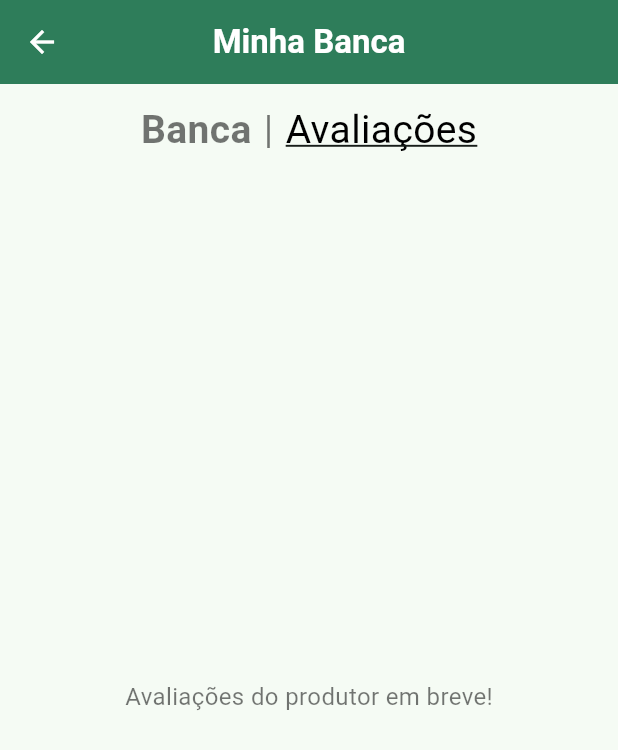
After one commit to Piintoziz/Computa-o_M-vel, a Flutter app: the MinhaBancaPage screen opened by its route, after a tap on "Avaliações", on a phone screen of 412 x 824 dp. The commit adds this screen. Shown: the top 750 px of the screen. Run offline on Flutter 3.47's test engine with Material 3 defaults, Android fonts, the light colour scheme and no system bars; our stand-ins replace dio, firebase_auth, firebase_core, firebase_database, firebase_storage, fl_chart and 3 more; accounts and stored records are empty; network calls fail.

Commit message:
Minha banca em processo

```diff
--- a/flutter_application_1/lib/pages/home_navigation.dart
+++ b/flutter_application_1/lib/pages/home_navigation.dart
@@ -5,6 +5,7 @@ import 'publicar_anuncio_page.dart';
 import 'gestao_Encomendas.dart';
 import 'menu_gestao.dart';
 import 'menu_principal.dart';
+import 'minha_banca_page.dart';
 
 class HomeNavigation extends StatefulWidget {
   const HomeNavigation({Key? key}) : super(key: key);
@@ -46,6 +47,9 @@ class _HomeNavigationState extends State<HomeNavigation> {
             case AppRoutes.menuGestao:
               page = const MenuGestao();
               break;
+            case AppRoutes.minhaBanca:
+              page = const MinhaBancaPage();
+              break;
             default:
               page = const Center(child: Text('Página não encontrada', style: TextStyle(fontSize: 24)));
           }
@@ -84,7 +88,7 @@ class _HomeNavigationState extends State<HomeNavigation> {
                         _navigatorKey.currentState?.pushNamed(AppRoutes.publicarAnuncio);
                         break;
                       case 3:
-                        // TODO: Implementar navegação para a nova página de perfil quando estiver pronta
+                        _navigatorKey.currentState?.pushNamed(AppRoutes.minhaBanca);
                         break;
                       case 4:
                         _navigatorKey.currentState?.pushNamed(AppRoutes.menuGestao);
--- /dev/null
+++ b/flutter_application_1/lib/pages/minha_banca_page.dart
@@ -0,0 +1,263 @@
+import 'package:flutter/material.dart';
+import 'package:firebase_auth/firebase_auth.dart';
+import 'package:firebase_database/firebase_database.dart';
+
+class MinhaBancaPage extends StatefulWidget {
+  const MinhaBancaPage({Key? key}) : super(key: key);
+
+  @override
+  State<MinhaBancaPage> createState() => _MinhaBancaPageState();
+}
+
+class _MinhaBancaPageState extends State<MinhaBancaPage> {
+  int _selectedTab = 0; // 0: Banca, 1: Avaliações
+  List<Map<String, dynamic>> _anuncios = [];
+  final TextEditingController _shopNameController = TextEditingController();
+  String _shopName = 'Nome da Loja'; // Default value
+
+  @override
+  void initState() {
+    super.initState();
+    _carregarAnuncios();
+    _carregarNomeLoja();
+  }
+
+  Future<void> _carregarNomeLoja() async {
+    final user = FirebaseAuth.instance.currentUser;
+    if (user == null) return;
+    final snapshot = await FirebaseDatabase.instance.ref('userdata/${user.uid}/nome_loja').get();
+    if (snapshot.exists && snapshot.value != null) {
+      setState(() {
+        _shopName = snapshot.value.toString();
+        _shopNameController.text = _shopName;
+      });
+    }
+  }
+
+  Future<void> _updateShopName(String newName) async {
+    final user = FirebaseAuth.instance.currentUser;
+    if (user == null) return;
+    await FirebaseDatabase.instance.ref('userdata/${user.uid}/nome_loja').set(newName);
+    setState(() {
+      _shopName = newName;
+    });
+  }
+
+  Future<void> _carregarAnuncios() async {
+    final user = FirebaseAuth.instance.currentUser;
+    if (user == null) return;
+    final snapshot = await FirebaseDatabase.instance.ref('anuncios').orderByChild('uid').equalTo(user.uid).get();
+    final List<Map<String, dynamic>> anuncios = [];
+    for (final child in snapshot.children) {
+      final data = child.value as Map<dynamic, dynamic>?;
+      if (data != null) {
+        anuncios.add({
+          'imagem': (data['fotos'] is List && (data['fotos'] as List).isNotEmpty) ? (data['fotos'] as List).first : 'https://images.unsplash.com/photo-1504674900247-0877df9cc836',
+          'nome': data['titulo'] ?? '',
+          'preco': data['preco'] != null ? '${data['preco']}€/kg' : 'x€/kg',
+          'id': child.key,
+        });
+      }
+    }
+    setState(() {
+      _anuncios = anuncios;
+    });
+  }
+
+  @override
+  Widget build(BuildContext context) {
+    return Scaffold(
+      appBar: AppBar(
+        backgroundColor: const Color(0xFF2E7D5A),
+        elevation: 0,
+        leading: IconButton(
+          icon: const Icon(Icons.arrow_back, color: Colors.white),
+          onPressed: () => Navigator.pop(context),
+        ),
+        centerTitle: true,
+        title: const Text('Minha Banca', style: TextStyle(fontWeight: FontWeight.bold, fontSize: 22, color: Colors.white)),
+      ),
+      body: Column(
+        crossAxisAlignment: CrossAxisAlignment.stretch,
+        children: [
+          // Tabs
+          Padding(
+            padding: const EdgeInsets.only(top: 12, left: 16, right: 16),
+            child: Row(
+              mainAxisAlignment: MainAxisAlignment.center,
+              children: [
+                GestureDetector(
+                  onTap: () => setState(() => _selectedTab = 0),
+                  child: Column(
+                    children: [
+                      Text('Banca', style: TextStyle(
+                        fontWeight: FontWeight.bold,
+                        fontSize: 26,
+                        color: _selectedTab == 0 ? Colors.black : Colors.black54,
+                        decoration: _selectedTab == 0 ? TextDecoration.underline : null,
+                      )),
+                    ],
+                  ),
+                ),
+                const SizedBox(width: 8), // Smaller gap
+                const Text('|', style: TextStyle(fontSize: 26, color: Colors.black54)), // Separator
+                const SizedBox(width: 8), // Smaller gap
+                GestureDetector(
+                  onTap: () => setState(() => _selectedTab = 1),
+                  child: Column(
+                    children: [
+                      Text('Avaliações', style: TextStyle(
+                        fontWeight: FontWeight.normal,
+                        fontSize: 26,
+                        color: _selectedTab == 1 ? Colors.black : Colors.black54,
+                        decoration: _selectedTab == 1 ? TextDecoration.underline : null,
+                      )),
+                    ],
+                  ),
+                ),
+              ],
+            ),
+          ),
+          if (_selectedTab == 0) ...[
+            // Banca Tab
+            Padding(
+              padding: const EdgeInsets.symmetric(horizontal: 16, vertical: 8),
+              child: Row(
+                children: [
+                  Text(_shopName, style: const TextStyle(fontSize: 16)),
+                  const SizedBox(width: 8),
+                  ElevatedButton.icon(
+                    onPressed: () {
+                      _shopNameController.text = _shopName; // Populate with current name
+                      showDialog(
+                        context: context,
+                        builder: (context) {
+                          return AlertDialog(
+                            title: const Text('Editar Nome da Loja'),
+                            content: TextField(
+                              controller: _shopNameController,
+                              decoration: const InputDecoration(hintText: 'Novo nome da loja'),
+                            ),
+                            actions: [
+                              TextButton(
+                                onPressed: () => Navigator.of(context).pop(),
+                                child: const Text('Cancelar'),
+                              ),
+                              ElevatedButton(
+                                onPressed: () {
+                                  _updateShopName(_shopNameController.text.trim());
+                                  Navigator.of(context).pop();
+                                },
+                                child: const Text('Guardar'),
+                              ),
+                            ],
+                          );
+                        },
+                      );
+                    },
+                    icon: const Icon(Icons.edit, size: 18),
+                    label: const Text('Editar'),
+                    style: ElevatedButton.styleFrom(
+                      backgroundColor: Colors.grey[200],
+                      foregroundColor: Colors.black,
+                      elevation: 0,
+                      shape: RoundedRectangleBorder(borderRadius: BorderRadius.circular(8)),
+                      padding: const EdgeInsets.symmetric(horizontal: 12, vertical: 4),
+                      textStyle: const TextStyle(fontSize: 14),
+                    ),
+                  ),
+                ],
+              ),
+            ),
+            Padding(
+              padding: const EdgeInsets.symmetric(horizontal: 16),
+              child: Column(
+                children: [
+                  ClipRRect(
+                    borderRadius: BorderRadius.circular(8),
+                    child: Image.network(
+                      'https://images.unsplash.com/photo-1506744038136-46273834b3fb',
+                      height: 80,
+                      width: double.infinity,
+                      fit: BoxFit.cover,
+                    ),
+                  ),
+                  TextButton.icon(
+                    onPressed: () {
+                      // Implementar ver mais detalhes
+                    },
+                    icon: const Icon(Icons.keyboard_arrow_down),
+                    label: const Text('Ver mais detalhes'),
+                  ),
+                ],
+              ),
+            ),
+            const SizedBox(height: 8),
+            const Padding(
+              padding: EdgeInsets.symmetric(horizontal: 16),
+              child: Text('Anúncios Publicados', style: TextStyle(fontWeight: FontWeight.bold, fontSize: 16)),
+            ),
+            const SizedBox(height: 8),
+            Expanded(
+              child: _anuncios.isEmpty
+                ? const Center(child: Text('Nenhum anúncio publicado ainda.'))
+                : ListView.builder(
+                    padding: const EdgeInsets.symmetric(horizontal: 16),
+                    itemCount: _anuncios.length,
+                    itemBuilder: (context, i) {
+                      final anuncio = _anuncios[i];
+                      return Card(
+                        margin: const EdgeInsets.symmetric(vertical: 8),
+                        shape: RoundedRectangleBorder(borderRadius: BorderRadius.circular(12)),
+                        child: Row(
+                          children: [
+                            ClipRRect(
+                              borderRadius: BorderRadius.circular(12),
+                              child: Image.network(
+                                anuncio['imagem'],
+                                width: 80,
+                                height: 80,
+                                fit: BoxFit.cover,
+                              ),
+                            ),
+                            const SizedBox(width: 12),
+                            Expanded(
+                              child: Column(
+                                crossAxisAlignment: CrossAxisAlignment.start,
+                                children: [
+                                  Text(anuncio['nome'], style: const TextStyle(fontWeight: FontWeight.bold, fontSize: 16)),
+                                  Text(anuncio['preco'], style: const TextStyle(fontSize: 14)),
+                                ],
+                              ),
+                            ),
+                            IconButton(
+                              icon: const Icon(Icons.edit, color: Colors.black54),
+                              onPressed: () {
+                                // Implementar edição do anúncio
+                              },
+                            ),
+                            IconButton(
+                              icon: const Icon(Icons.delete, color: Colors.red),
+                              onPressed: () {
+                                // Implementar exclusão do anúncio
+                              },
+                            ),
+                          ],
+                        ),
+                      );
+                    },
+                  ),
+            ),
+          ] else ...[
+            // Avaliações Tab (placeholder)
+            const Expanded(
+              child: Center(
+                child: Text('Avaliações do produtor em breve!', style: TextStyle(fontSize: 16, color: Colors.black54)),
+              ),
+            ),
+          ],
+        ],
+      ),
+    );
+  }
+}
--- a/flutter_application_1/lib/routes/app_routes.dart
+++ b/flutter_application_1/lib/routes/app_routes.dart
@@ -14,6 +14,7 @@ import '../pages/menu_principal.dart';
 import '../pages/gestao_encomendas_emitir_fatura.dart';
 import '../pages/gestao_encomendas_compras_abandonadas.dart';
 import '../pages/analise_dados_page.dart';
+import '../pages/minha_banca_page.dart';
 
 class AppRoutes {
   static const String welcome = '/welcome';
@@ -31,6 +32,7 @@ class AppRoutes {
   static const String gestaoEncomendasComprasAbandonadas = '/gestao-encomendas-compras-abandonadas';
   static const String analiseDados = '/analise-dados';
   static const String contacts = '/contacts';
+  static const String minhaBanca = '/minha-banca';
 
   static Map<String, WidgetBuilder> getRoutes() {
     return {
@@ -53,6 +55,7 @@ class AppRoutes {
       gestaoEncomendasComprasAbandonadas: (context) => const GestaoEncomendasComprasAbandonadasPage(),
       analiseDados: (context) => AnaliseDadosPage(),
       contacts: (context) => ContactsPage(),
+      minhaBanca: (context) => const MinhaBancaPage(),
     };
   }
 
--- a/flutter_application_1/pubspec.yaml
+++ b/flutter_application_1/pubspec.yaml
@@ -17,6 +17,7 @@ dependencies:
   firebase_core: ^3.13.1
   firebase_auth: ^5.5.4
   firebase_database: ^11.3.7
+  firebase_storage: ^12.0.1
 
   google_sign_in: 6.2.2
   fl_chart: ^0.71.0
```
Also changed, not shown: flutter_application_1/lib/pages/publicar_anuncio_page.dart (+32 -1 lines), flutter_application_1/pubspec.lock, 3 other files.
